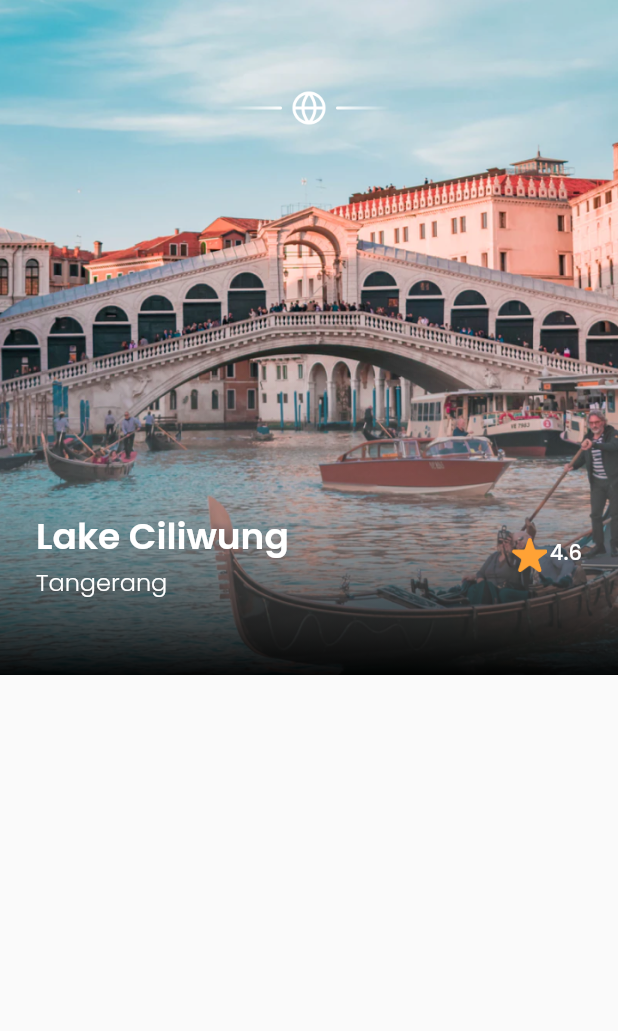
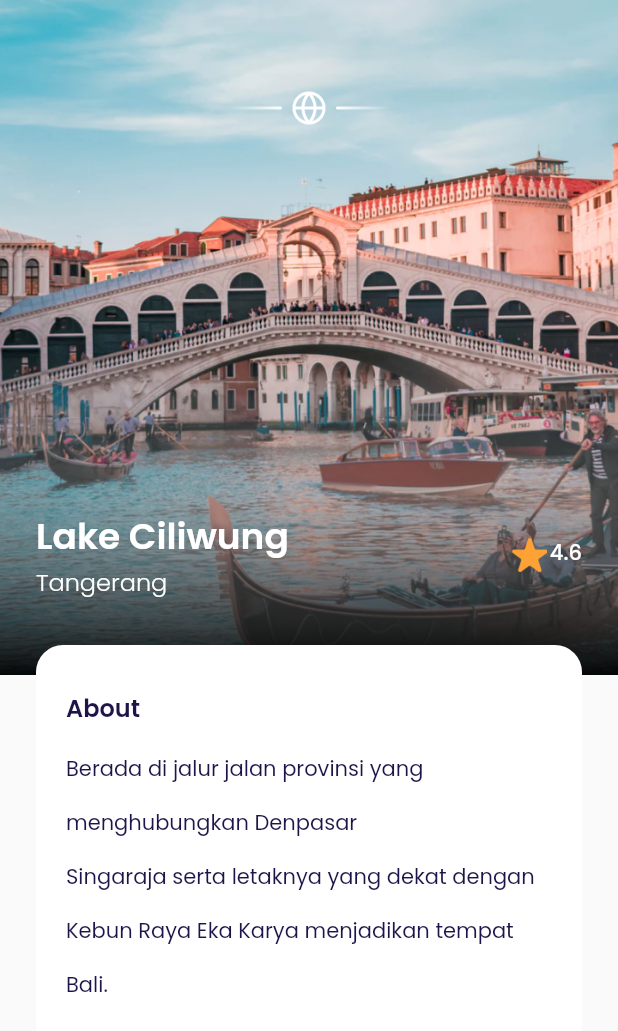
Before and after one commit to balinux/airplane, a Flutter app: the DetailPage screen opened directly, on a phone screen of 412 x 824 dp. Shown: the top 1031 px of the screen. Run offline on Flutter 3.47's test engine with Material 2 defaults, Android fonts, the phone set to English and light mode, and no system bars; our stand-ins replace google_fonts.

Commit message:
Detail Page - About

```diff
--- a/lib/UI/pages/detail_page.dart
+++ b/lib/UI/pages/detail_page.dart
@@ -92,6 +92,34 @@ class DetailPage extends StatelessWidget {
                 ),
               ],
             ),
+          ),
+
+          // NOTE: Description
+          Container(
+            width: double.infinity,
+            margin: const EdgeInsets.only(top: 30),
+            padding: const EdgeInsets.symmetric(horizontal: 20, vertical: 30),
+            decoration: BoxDecoration(
+                color: kWhiteColor, borderRadius: BorderRadius.circular(18)),
+            child: Column(
+              crossAxisAlignment: CrossAxisAlignment.start,
+              children: [
+                // Note : About
+                Text(
+                  'About',
+                  style: blackTextStyle.copyWith(
+                      fontSize: 16, fontWeight: semiBold),
+                ),
+                const SizedBox(
+                  height: 6,
+                ),
+                Text(
+                  'Berada di jalur jalan provinsi yang menghubungkan Denpasar\nSingaraja serta letaknya yang dekat dengan Kebun Raya Eka Karya menjadikan tempat Bali.',
+                  style:
+                      blackTextStyle.copyWith(fontWeight: regular, height: 2.6),
+                ),
+              ],
+            ),
           )
         ]),
       );
```
